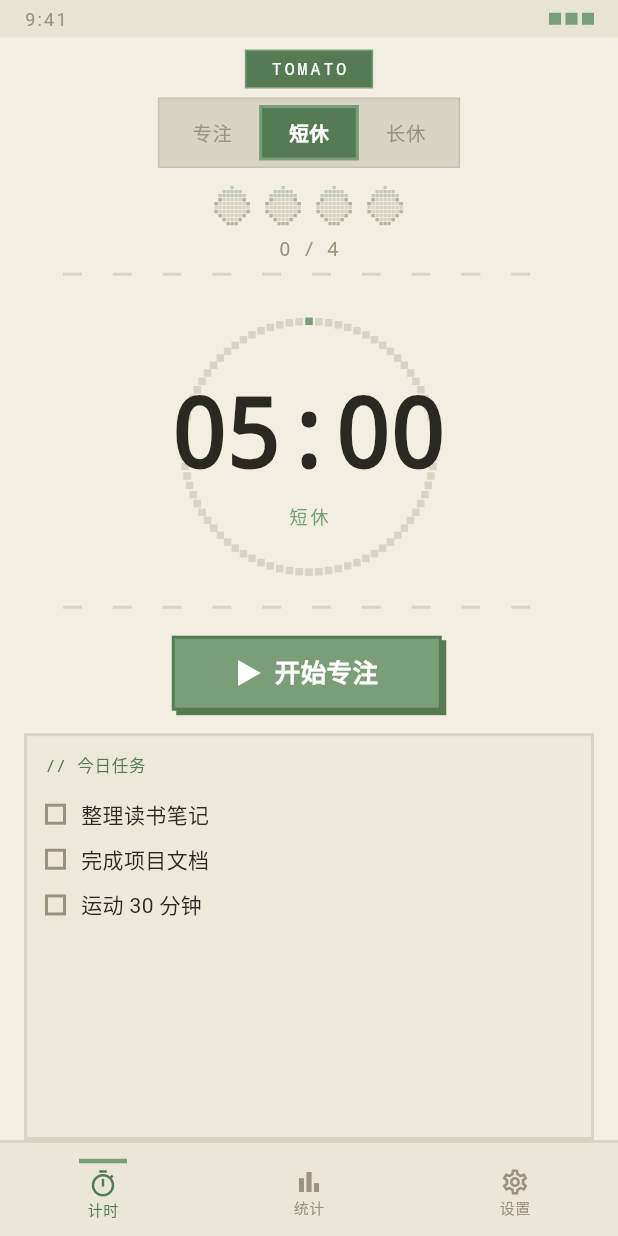
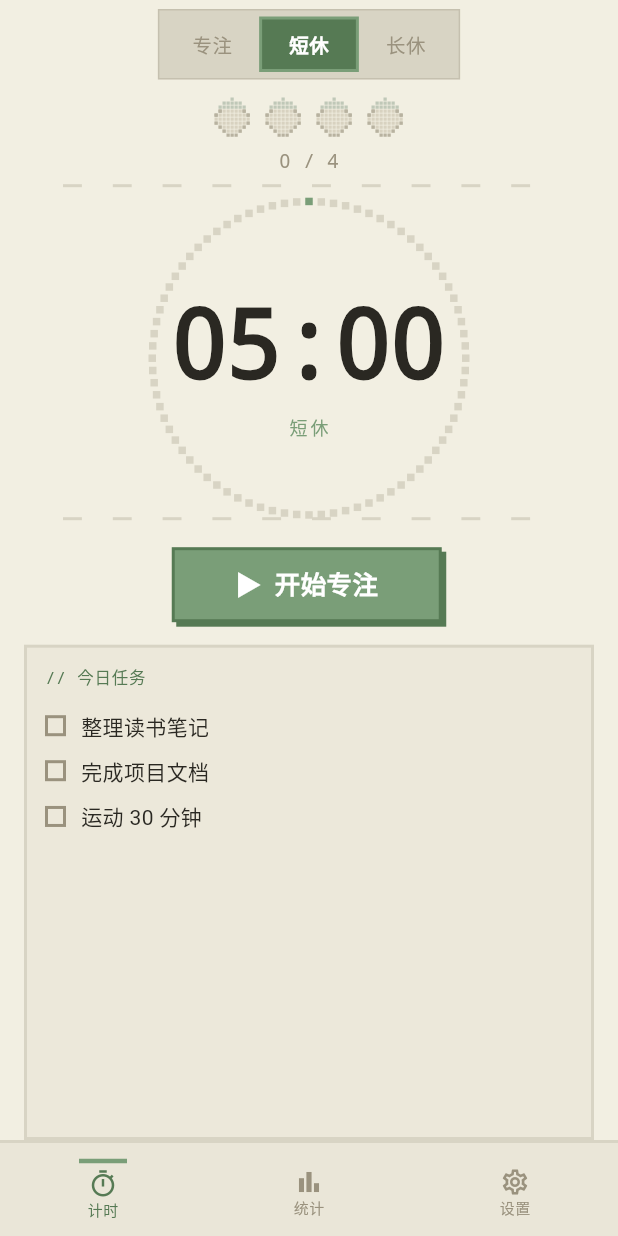
Before and after one commit to toothemooon/next, a Flutter app: the screen it shows after launch, after a tap on "短休", on a phone screen of 412 x 824 dp. Run offline on Flutter 3.47's test engine with Material 3 defaults, Android fonts, the phone set to English and light mode, and no system bars; Roboto replaces fonts that are missing (SF Pro Text).

Commit message:
Update main.dart

```diff
--- a/lib/main.dart
+++ b/lib/main.dart
@@ -453,7 +453,7 @@ class _PixelRingPainter extends CustomPainter {
   void paint(Canvas canvas, Size size) {
     final cx = size.width / 2;
     final cy = size.height / 2;
-    final r  = size.width * 0.44;
+    final r  = size.width * 0.55;
 
     const dotSize = 5.0;
     const steps   = 80;
@@ -670,8 +670,8 @@ class HomeScreen extends StatelessWidget {
           builder: (context, state, _) {
             return Column(
               children: [
-                _buildStatusBar(),
-                _buildAppBadge(),
+                // _buildStatusBar(),
+                // _buildAppBadge(),
                 const SizedBox(height: 6),
                 PhaseTabBar(
                   current: state.phase,
@@ -703,48 +703,48 @@ class HomeScreen extends StatelessWidget {
     );
   }
 
-  Widget _buildStatusBar() {
-    return Container(
-      color: AppColors.bg2,
-      padding: const EdgeInsets.symmetric(horizontal: 16, vertical: 4),
-      child: Row(
-        mainAxisAlignment: MainAxisAlignment.spaceBetween,
-        children: [
-          Text('9:41', style: AppTextStyles.label),
-          Row(
-            children: List.generate(
-              3,
-              (i) => Container(
-                width: 8, height: 8,
-                margin: const EdgeInsets.only(left: 3),
-                color: i < 3 ? AppColors.accent : AppColors.track,
-              ),
-            ),
-          ),
-        ],
-      ),
-    );
-  }
+  // Widget _buildStatusBar() {
+  //   return Container(
+  //     color: AppColors.bg2,
+  //     padding: const EdgeInsets.symmetric(horizontal: 16, vertical: 4),
+  //     child: Row(
+  //       mainAxisAlignment: MainAxisAlignment.spaceBetween,
+  //       children: [
+  //         Text('9:41', style: AppTextStyles.label),
+  //         Row(
+  //           children: List.generate(
+  //             3,
+  //             (i) => Container(
+  //               width: 8, height: 8,
+  //               margin: const EdgeInsets.only(left: 3),
+  //               color: i < 3 ? AppColors.accent : AppColors.track,
+  //             ),
+  //           ),
+  //         ),
+  //       ],
+  //     ),
+  //   );
+  // }
 
-  Widget _buildAppBadge() {
-    return Container(
-      margin: const EdgeInsets.only(top: 8),
-      padding: const EdgeInsets.symmetric(horizontal: 16, vertical: 4),
-      decoration: BoxDecoration(
-        color: AppColors.accentD,
-        border: Border.all(color: AppColors.accent, width: 1),
-      ),
-      child: const Text(
-        'TOMATO',
-        style: TextStyle(
-          color: Colors.white,
-          fontSize: 11,
-          fontFamily: 'Courier',
-          letterSpacing: 2,
-        ),
-      ),
-    );
-  }
+  // Widget _buildAppBadge() {
+  //   return Container(
+  //     margin: const EdgeInsets.only(top: 8),
+  //     padding: const EdgeInsets.symmetric(horizontal: 16, vertical: 4),
+  //     decoration: BoxDecoration(
+  //       color: AppColors.accentD,
+  //       border: Border.all(color: AppColors.accent, width: 1),
+  //     ),
+  //     child: const Text(
+  //       'TOMATO',
+  //       style: TextStyle(
+  //         color: Colors.white,
+  //         fontSize: 11,
+  //         fontFamily: 'Courier',
+  //         letterSpacing: 2,
+  //       ),
+  //     ),
+  //   );
+  // }
 
   Widget _buildPixelDivider() {
     return Padding(
```
